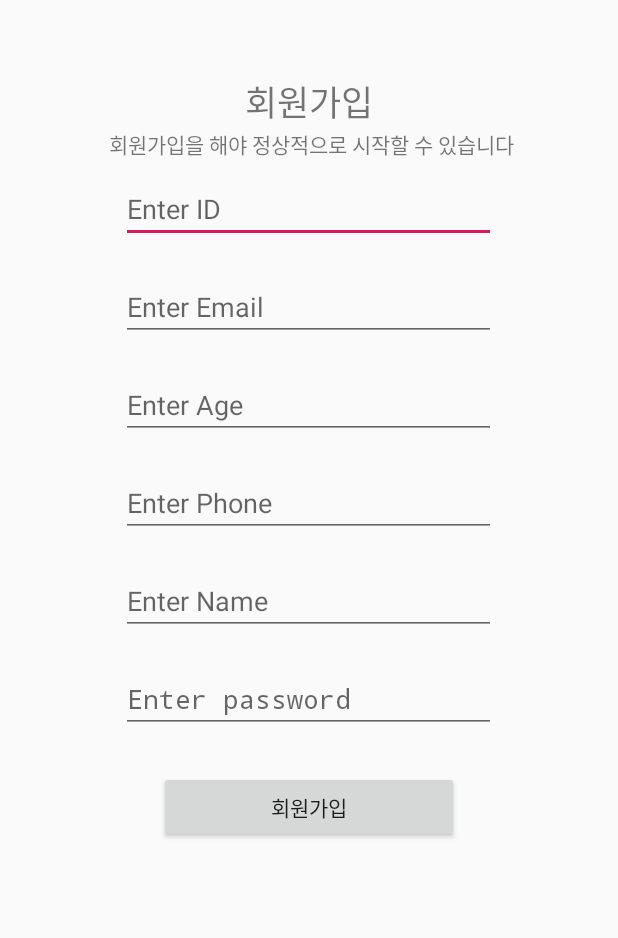
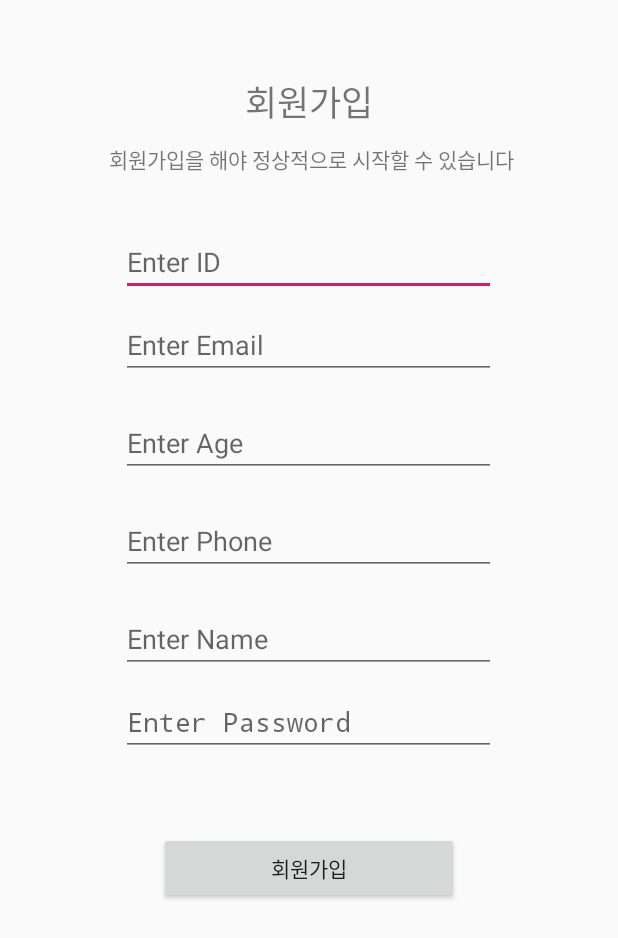
Before and after one commit to jioo123/Recycler, an Android app: the SignActivity screen opened directly, with no data from a screen before it, on a phone screen of 412 x 824 dp. Shown: the top 938 px of the screen. Run offline under Robolectric (Android 15) with nearby library versions, the phone set to English and light mode, and no system bars; our stand-ins replace Firebase (no records; nobody signed in at launch, a user with empty details on screens opened directly).

```diff
--- a/app/src/main/res/layout/sign_activity.xml
+++ b/app/src/main/res/layout/sign_activity.xml
@@ -16,6 +16,7 @@
         android:layout_width="wrap_content"
         android:layout_height="wrap_content"
         android:layout_marginTop="50dp"
+        android:layout_marginBottom="10dp"
         android:textSize="23dp"
         android:text="회원가입" />
 
@@ -29,7 +30,8 @@
         android:id="@+id/edtId"
         android:layout_gravity="center_horizontal"
         android:layout_width="250dp"
-        android:layout_margin="10dp"
+        android:layout_marginTop="35dp"
+
         android:hint="Enter ID"
         android:inputType="text"
         android:imeOptions="actionNext"
@@ -78,9 +80,9 @@
         android:layout_gravity="center_horizontal"
         android:layout_width="250dp"
         android:imeOptions="actionDone"
-        android:layout_margin="10dp"
 
-        android:hint="Enter password"
+        android:layout_marginBottom="35dp"
+        android:hint="Enter Password"
         android:inputType="textPassword"
         android:layout_height="wrap_content" />
 
```
Also changed, not shown: app/src/main/java/com/study/recycler_view/FirstSplash.java (added, +25 -0 lines), app/src/main/res/layout/first_splash.xml (added, +11 -0 lines).
